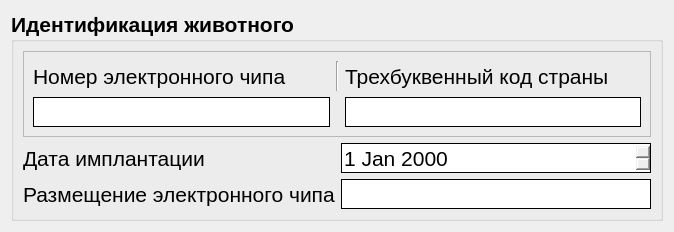
First picture: the form in vet/vetclient/src/ui/chip.ui, repository Painted-Black/BMSTU-DB-CourseWork, before the edit.
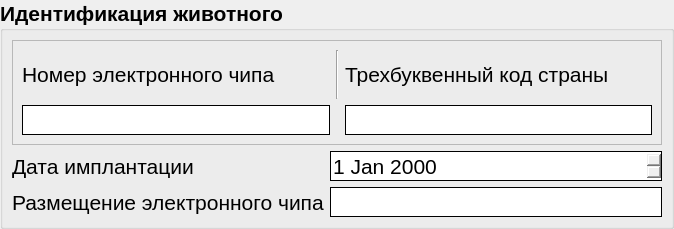
Second picture: the form after the edit.

Patch:
```diff
--- a/vet/vetclient/src/ui/chip.ui
+++ b/vet/vetclient/src/ui/chip.ui
@@ -7,13 +7,25 @@
 	<x>0</x>
 	<y>0</y>
 	<width>674</width>
-	<height>228</height>
+    <height>229</height>
    </rect>
   </property>
   <property name="windowTitle">
    <string>Идентификация животного</string>
   </property>
   <layout class="QVBoxLayout" name="verticalLayout">
+   <property name="leftMargin">
+    <number>0</number>
+   </property>
+   <property name="topMargin">
+    <number>0</number>
+   </property>
+   <property name="rightMargin">
+    <number>0</number>
+   </property>
+   <property name="bottomMargin">
+    <number>0</number>
+   </property>
    <item>
 	<widget class="QGroupBox" name="chip_groupBox">
 	 <property name="font">
```
Left out of the diff: 16 changed lines with no effect on the pictures. Lines whose indentation alone changed are shown as unchanged.
